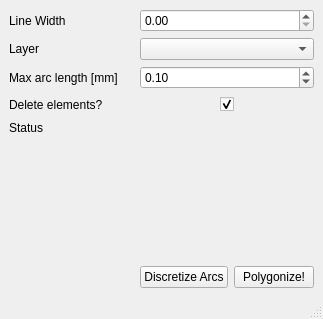
First picture: the form in MakePolygonDialog.ui, repository dom11990/Kicad_MakePolygon, before the edit.
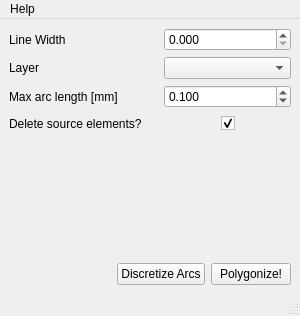
Second picture: the form after the edit.

Commit message: auto coalesce touching polygons added about and help dialog added info dialogs after successful run centered window escape closes plugin added how to gif

What changed in the file:
```diff
--- a/MakePolygonDialog.ui
+++ b/MakePolygonDialog.ui
@@ -6,10 +6,22 @@
    <rect>
     <x>0</x>
     <y>0</y>
-    <width>323</width>
-    <height>319</height>
+    <width>300</width>
+    <height>316</height>
    </rect>
   </property>
+  <property name="sizePolicy">
+   <sizepolicy hsizetype="Expanding" vsizetype="Expanding">
+    <horstretch>0</horstretch>
+    <verstretch>0</verstretch>
+   </sizepolicy>
+  </property>
+  <property name="maximumSize">
+   <size>
+    <width>300</width>
+    <height>400</height>
+   </size>
+  </property>
   <property name="windowTitle">
    <string>Make Polygon</string>
   </property>
@@ -23,7 +35,7 @@
          <string>Deletes the elements used to create the polygon. Make this false when you are checking if the polygon looks correct.</string>
         </property>
         <property name="text">
-         <string>Delete elements?</string>
+         <string>Delete source elements?</string>
         </property>
        </widget>
       </item>
@@ -108,6 +120,21 @@
           <verstretch>0</verstretch>
          </sizepolicy>
         </property>
+        <property name="toolTip">
+         <string>Width of the polygon lines. Recommended 0</string>
+        </property>
+        <property name="decimals">
+         <number>3</number>
+        </property>
+        <property name="maximum">
+         <double>100.000000000000000</double>
+        </property>
+        <property name="singleStep">
+         <double>0.100000000000000</double>
+        </property>
+        <property name="stepType">
+         <enum>QAbstractSpinBox::AdaptiveDecimalStepType</enum>
+        </property>
        </widget>
       </item>
       <item row="2" column="0">
@@ -122,6 +149,18 @@
         <property name="toolTip">
          <string>Specifies the maximum length an arc is allowed to have when discretizing. A smaller number means finer steps and therefore more line segments to approximate the arc.</string>
         </property>
+        <property name="decimals">
+         <number>3</number>
+        </property>
+        <property name="maximum">
+         <double>100.000000000000000</double>
+        </property>
+        <property name="singleStep">
+         <double>0.100000000000000</double>
+        </property>
+        <property name="stepType">
+         <enum>QAbstractSpinBox::AdaptiveDecimalStepType</enum>
+        </property>
         <property name="value">
          <double>0.100000000000000</double>
         </property>
@@ -163,7 +202,7 @@
        </size>
       </property>
       <property name="text">
-       <string>Status</string>
+       <string/>
       </property>
       <property name="textFormat">
        <enum>Qt::PlainText</enum>
@@ -217,10 +256,18 @@
     <rect>
      <x>0</x>
      <y>0</y>
-     <width>323</width>
+     <width>300</width>
      <height>30</height>
     </rect>
    </property>
+   <widget class="QMenu" name="menuHelp">
+    <property name="title">
+     <string>Help</string>
+    </property>
+    <addaction name="actionHow_to_use"/>
+    <addaction name="actionAbout"/>
+   </widget>
+   <addaction name="menuHelp"/>
   </widget>
   <widget class="QStatusBar" name="statusbar"/>
  </widget>
```
Left out of the diff: 22 changed lines with no effect on the pictures. The commit also changes 4 other files.
